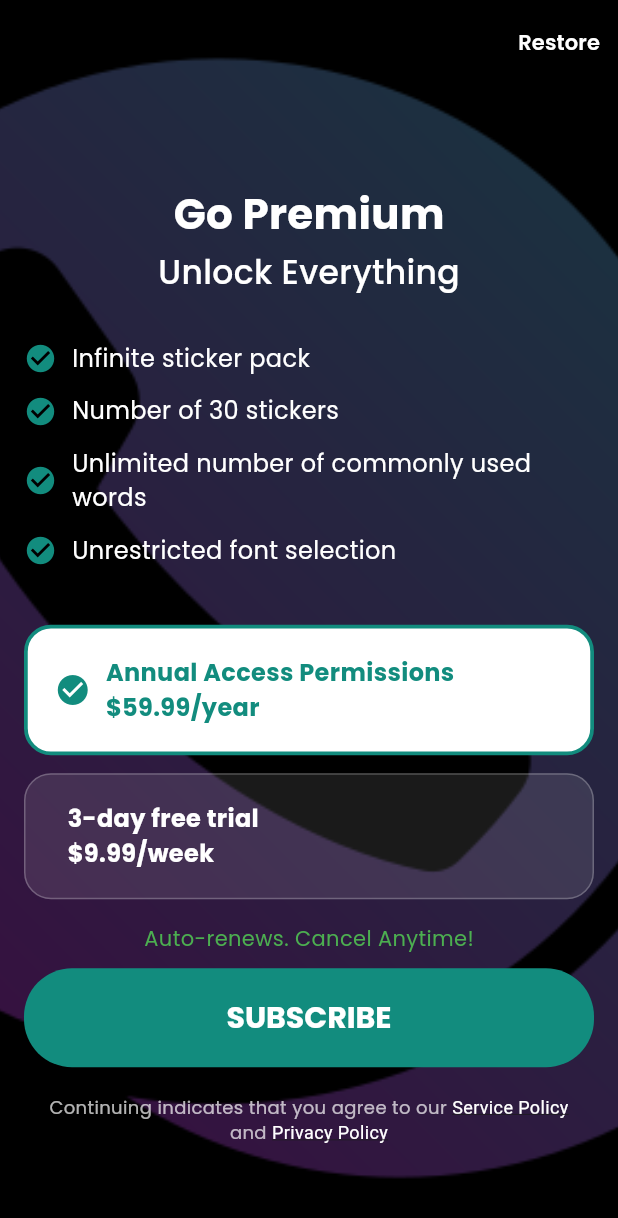
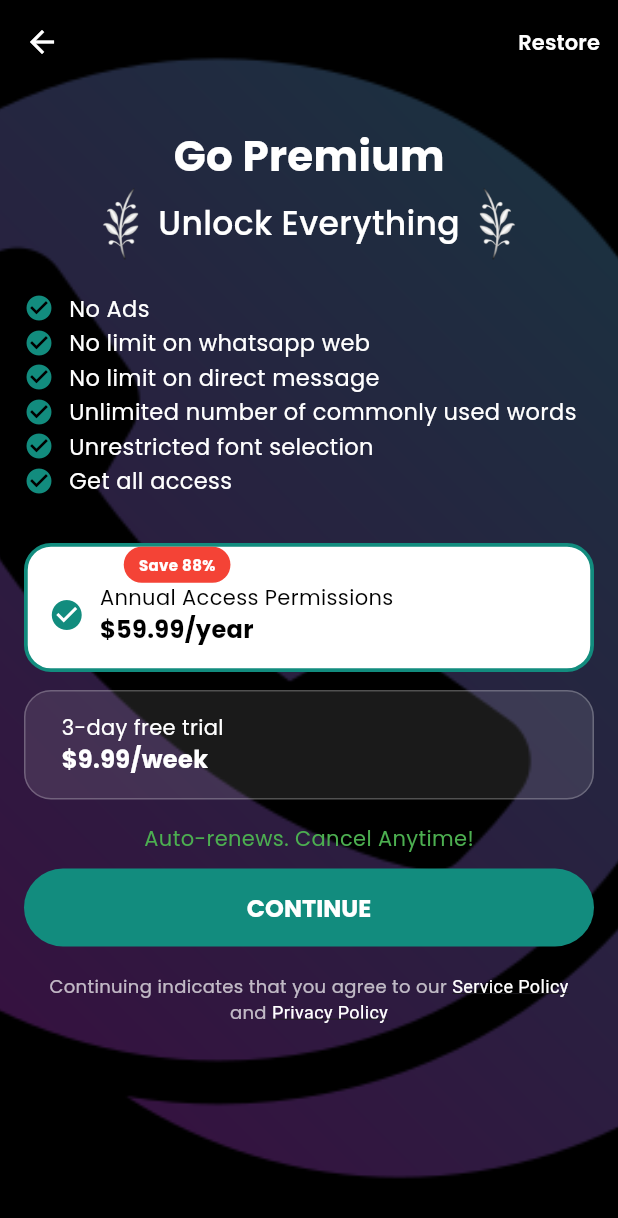
Before and after one commit to BrijeshMalani/GBWebWhatsApp, a Flutter app: the NoAdsScreen screen opened directly, on a phone screen of 412 x 824 dp. Shown: the top 1218 px of the screen. Run offline on Flutter 3.47's test engine with Material 3 defaults, Android fonts, the light colour scheme and no system bars; our stand-ins replace country_picker, google_fonts, google_mobile_ads, image_cropper, image_gallery_saver, image_picker and 5 more; accounts and stored records are empty; network calls fail.

Commit message:
in app desighn

```diff
--- a/lib/no_ads_screen.dart
+++ b/lib/no_ads_screen.dart
@@ -92,6 +92,10 @@ class _NoAdsScreenState extends State<NoAdsScreen> {
       appBar: AppBar(
         backgroundColor: Colors.transparent,
         elevation: 0,
+        leading: IconButton(
+          icon: Icon(Icons.arrow_back, color: Colors.white),
+          onPressed: () => Navigator.pop(context),
+        ),
         actions: [
           TextButton(
             onPressed: _restore,
@@ -115,29 +119,52 @@ class _NoAdsScreenState extends State<NoAdsScreen> {
             ),
           ),
           SafeArea(
-            child: Center(
-              child: SingleChildScrollView(
             child: Padding(
-                  padding:
-                      const EdgeInsets.symmetric(horizontal: 16, vertical: 8),
+              padding: const EdgeInsets.symmetric(horizontal: 16, vertical: 8),
               child: Column(
-                    mainAxisAlignment: MainAxisAlignment.center,
+                mainAxisAlignment: MainAxisAlignment.start,
                 children: [
-                      SizedBox(height: 24),
+                  SizedBox(height: 20),
                   Text('Go Premium',
                       style: GoogleFonts.poppins(
                           fontSize: 28,
                           fontWeight: FontWeight.bold,
                           color: Colors.white)),
-                      SizedBox(height: 4),
+                  Row(
+                    mainAxisAlignment: MainAxisAlignment.center,
+                    children: [
+                      Transform(
+                        alignment: Alignment.center,
+                        transform: Matrix4.identity()..scale(-1.0, 1.0),
+                        child: Transform.rotate(
+                          angle: 90 * 3.1415926535 / 180,
+                          child: Image.asset(
+                            'assets/images/inapp_design.png',
+                            fit: BoxFit.cover,
+                            height: 50,
+                            width: 50,
+                          ),
+                        ),
+                      ),
                       Text('Unlock Everything',
                           style: GoogleFonts.poppins(
                               fontSize: 22,
                               fontWeight: FontWeight.w500,
                               color: Colors.white)),
-                      SizedBox(height: 24),
+                      Transform.rotate(
+                        angle: 90 * 3.1415926535 / 180, // 90 degrees in radians
+                        child: Image.asset(
+                          'assets/images/inapp_design.png',
+                          fit: BoxFit.cover,
+                          height: 50,
+                          width: 50,
+                        ),
+                      ),
+                    ],
+                  ),
+                  SizedBox(height: 20),
                   _FeatureList(),
-                      SizedBox(height: 32),
+                  SizedBox(height: 30),
                   _PlanSelector(
                     selected: _selectedPlan,
                     onSelect: (i) => setState(() => _selectedPlan = i),
@@ -148,8 +175,7 @@ class _NoAdsScreenState extends State<NoAdsScreen> {
                   else if (_purchased)
                     Column(
                       children: [
-                            Icon(Icons.check_circle,
-                                color: Colors.green, size: 36),
+                        Icon(Icons.check_circle, color: Colors.green, size: 36),
                         SizedBox(height: 8),
                         Text('You are Premium!',
                             style: GoogleFonts.poppins(
@@ -170,16 +196,15 @@ class _NoAdsScreenState extends State<NoAdsScreen> {
                             style: ElevatedButton.styleFrom(
                               backgroundColor: AppTheme.primaryColor,
                               foregroundColor: Colors.white,
-                                  padding: EdgeInsets.symmetric(vertical: 18),
+                              padding: EdgeInsets.symmetric(vertical: 14),
                               shape: RoundedRectangleBorder(
                                 borderRadius: BorderRadius.circular(32),
                               ),
                               textStyle: GoogleFonts.poppins(
-                                      fontWeight: FontWeight.bold,
-                                      fontSize: 20),
+                                  fontWeight: FontWeight.bold, fontSize: 16),
                             ),
                             onPressed: _buy,
-                                child: Text('SUBSCRIBE'),
+                            child: Text('CONTINUE'),
                           ),
                         ),
                       ],
@@ -220,8 +245,6 @@ class _NoAdsScreenState extends State<NoAdsScreen> {
               ),
             ),
           ),
-            ),
-          ),
         ],
       ),
     );
@@ -233,10 +256,12 @@ class _FeatureList extends StatelessWidget {
   Widget build(BuildContext context) {
     return Column(
       children: [
-        _FeatureRow('Infinite sticker pack'),
-        _FeatureRow('Number of 30 stickers'),
+        _FeatureRow('No Ads'),
+        _FeatureRow('No limit on whatsapp web'),
+        _FeatureRow('No limit on direct message'),
         _FeatureRow('Unlimited number of commonly used words'),
         _FeatureRow('Unrestricted font selection'),
+        _FeatureRow('Get all access'),
       ],
     );
   }
@@ -248,14 +273,14 @@ class _FeatureRow extends StatelessWidget {
   @override
   Widget build(BuildContext context) {
     return Padding(
-      padding: const EdgeInsets.symmetric(vertical: 6.0),
+      padding: const EdgeInsets.symmetric(vertical: 1),
       child: Row(
         children: [
-          Icon(Icons.check_circle, color: AppTheme.primaryColor, size: 22),
+          Icon(Icons.check_circle, color: AppTheme.primaryColor, size: 20),
           SizedBox(width: 10),
           Expanded(
             child: Text(text,
-                style: GoogleFonts.poppins(fontSize: 16, color: Colors.white)),
+                style: GoogleFonts.poppins(fontSize: 15, color: Colors.white)),
           ),
         ],
       ),
@@ -283,7 +308,7 @@ class _PlanSelector extends StatelessWidget {
           selected: selected == 1,
           title: '3-day free trial',
           price: '\$9.99/week',
-          highlight: true,
+          highlight: false,
           onTap: () => onSelect(1),
         ),
       ],
@@ -317,8 +342,31 @@ class _PlanTile extends StatelessWidget {
               width: selected ? 2.5 : 1.0,
             ),
           ),
-        padding: EdgeInsets.symmetric(vertical: 18, horizontal: 18),
-        child: Row(
+          padding: EdgeInsets.only(bottom: 14, left: 14, right: 14),
+          child: Column(
+            children: [
+              highlight
+                  ? Row(
+                      crossAxisAlignment: CrossAxisAlignment.start,
+                      children: [
+                        Container(
+                          decoration: BoxDecoration(
+                            color: Colors.red,
+                            borderRadius: BorderRadius.circular(18),
+                          ),
+                          margin: EdgeInsets.symmetric(horizontal: 50),
+                          padding:
+                              EdgeInsets.symmetric(vertical: 5, horizontal: 10),
+                          child: Text('Save 88%',
+                              style: GoogleFonts.poppins(
+                                  fontWeight: FontWeight.bold,
+                                  fontSize: 10,
+                                  color: Colors.white)),
+                        )
+                      ],
+                    )
+                  : SizedBox(height: 14),
+              Row(
                 children: [
                   if (selected)
                     Icon(Icons.check_circle, color: AppTheme.primaryColor),
@@ -329,22 +377,20 @@ class _PlanTile extends StatelessWidget {
                       children: [
                         Text(title,
                             style: GoogleFonts.poppins(
-                          fontWeight: FontWeight.bold,
-                          fontSize: 16,
-                          color:
-                              selected ? AppTheme.primaryColor : Colors.white)),
+                                fontSize: 14,
+                                color: selected ? Colors.black : Colors.white)),
                         Text(price,
                             style: GoogleFonts.poppins(
                                 fontWeight: FontWeight.bold,
                                 fontSize: 16,
-                          color:
-                              selected ? AppTheme.primaryColor : Colors.white)),
+                                color: selected ? Colors.black : Colors.white)),
                       ],
                     ),
                   ),
                 ],
               ),
-      ),
+            ],
+          )),
     );
   }
 }
```
Also changed, not shown: lib/inAppPurchaseTemp.dart (added, +364 -0 lines), assets/images/inapp_design.png (added). Lines whose indentation alone changed are shown as unchanged.
